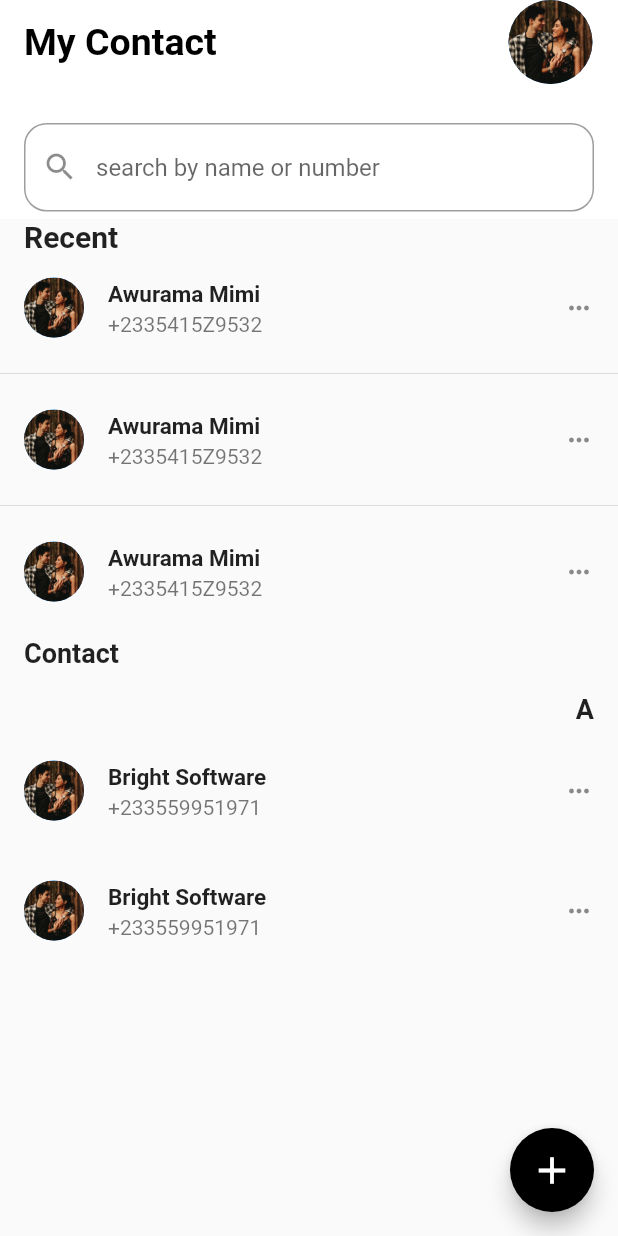
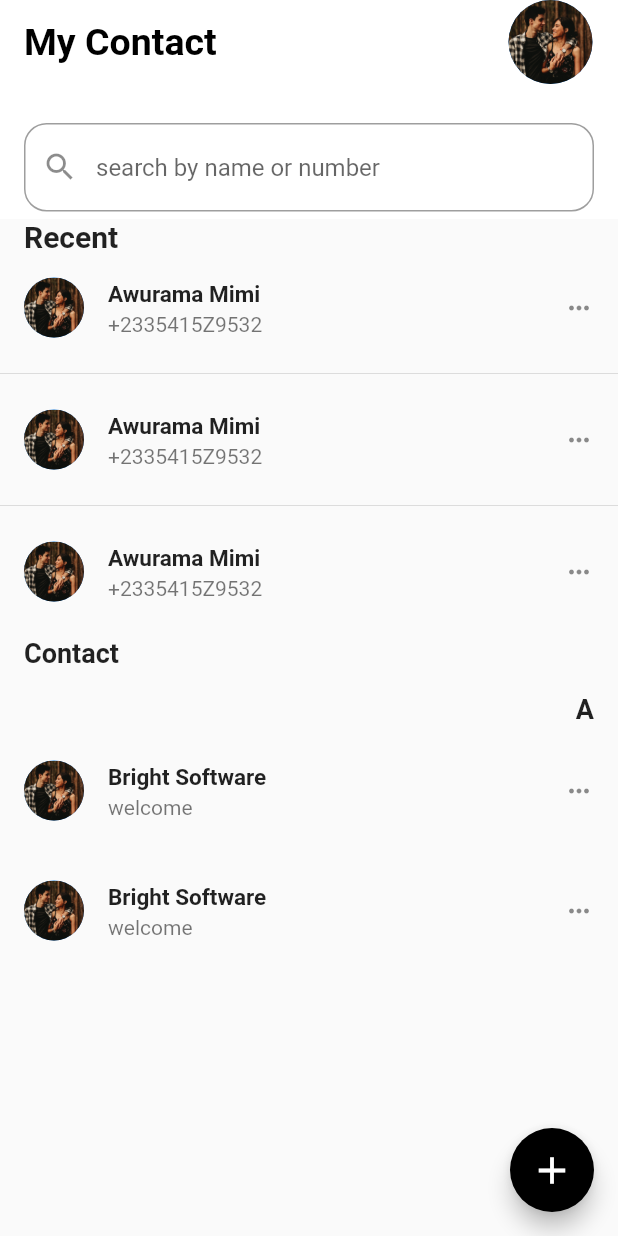
Before and after one commit to mariamatahiru/Contact-App, a Flutter app: the screen it shows after launch, on a phone screen of 412 x 824 dp. Run offline on Flutter 3.47's test engine with Material 2 defaults, Android fonts, the phone set to English and light mode, and no system bars; our stand-ins replace device_preview; missing offline and left inert: dart:html, dart:js.

Commit message:
codes were converted

```diff
--- /dev/null
+++ b/lib/contact_model.dart
@@ -0,0 +1,41 @@
+// To parse this JSON data, do
+//
+//     final contact = contactFromMap(jsonString);
+
+import 'dart:convert';
+
+Contact contactFromMap(String str) => Contact.fromMap(json.decode(str));
+
+String contactToMap(Contact data) => json.encode(data.toMap());
+
+class Contact {
+    Contact({
+       required this.name,
+       required this.phone,
+       required this.email,
+       required this.country,
+      required this.region,
+    });
+
+    String name;
+    String phone;
+    String email;
+    String country;
+    String region;
+
+    factory Contact.fromMap(Map<String, dynamic> json) => Contact(
+        name: json["name"],
+        phone: json["phone"],
+        email: json["email"],
+        country: json["country"],
+        region: json["region"],
+    );
+
+    Map<String, dynamic> toMap() => {
+        "name": name,
+        "phone": phone,
+        "email": email,
+        "country": country,
+        "region": region,
+    };
+}
--- a/lib/home_page.dart
+++ b/lib/home_page.dart
@@ -4,7 +4,45 @@ import 'package:contact_application/contact_view.dart';
 import 'package:flutter/material.dart';
 
 class HomePage extends StatelessWidget {
-  const HomePage({Key? key}) : super(key: key);
+ HomePage({Key? key}) : super(key: key);
+
+  final List<Map<String,String>>data=[
+    {
+      "name":"Regan mansah",
+      "phone":"0559953732",
+      "email":"mariama247",
+      "country":"ghana",
+      "region":"eastern"
+    },
+{
+       "name" :"Asamoah Nora",
+      "phone":"0245435677",
+      "email":"nora@gmail.com",
+      "country":"ghana",
+      "region":"savanah"
+    },
+    {
+     "name":"Regan mansah",
+      "phone":"0245678762",
+      "email":"regan@gmail.com",
+      "country":"ghana",
+      "region":"northern"
+    },
+    {
+     "name":"Iddrisu Rahida",
+      "phone":"0245678954",
+      "email":"rahida@gmail.com",
+      "country":"ghana",
+      "region":"western"
+    },
+    {
+     "name":"Alex mansah",
+      "phone":"0243542258",
+      "email":"mensah247",
+      "country":"ghana",
+      "region":"southern"
+    }
+  ];
 
   @override
   Widget build(BuildContext context) {
@@ -106,7 +144,7 @@ class HomePage extends StatelessWidget {
                         style: TextStyle(
                             fontSize: 15.0, fontWeight: FontWeight.w600),
                       ),
-                      subtitle: Text('+233559951971'),
+                      subtitle: Text('welcome'),
                       trailing: Icon(
                         Icons.more_horiz,
                         size: 20,
@@ -129,6 +167,13 @@ class HomePage extends StatelessWidget {
           ),
           onPressed: () {},
           backgroundColor: Colors.black,
+
+
+
+
+
+
+
         ));
   }
 }
--- a/lib/main.dart
+++ b/lib/main.dart
@@ -1,8 +1,16 @@
+import 'dart:js';
+
 import 'package:contact_application/home_page.dart';
+import 'package:flutter/foundation.dart';
 import 'package:flutter/material.dart';
-void main(){
-  runApp(const MyApp());
-}
+import 'package:device_preview/device_preview.dart';
+void main() =>runApp(
+  DevicePreview(
+enabled:!kReleaseMode,
+builder:(context)=>MyApp(),
+  )
+);
+
 
 class MyApp extends StatelessWidget {
   const MyApp({ Key? key }) : super(key: key);
@@ -10,9 +18,11 @@ class MyApp extends StatelessWidget {
   @override
   Widget build(BuildContext context) {
     return MaterialApp(
+      useInheritedMediaQuery: true,
+      locale: DevicePreview.locale(context),
       title:'contact App',
       theme: ThemeData(),
-      home:const HomePage() ,
+      home: HomePage() ,
 
     );
   }
--- a/pubspec.yaml
+++ b/pubspec.yaml
@@ -34,6 +34,7 @@ dependencies:
   # The following adds the Cupertino Icons font to your application.
   # Use with the CupertinoIcons class for iOS style icons.
   cupertino_icons: ^1.0.2
+  device_preview: ^0.8.0
 
 dev_dependencies:
   flutter_test:
```
Also changed, not shown: pubspec.lock.
